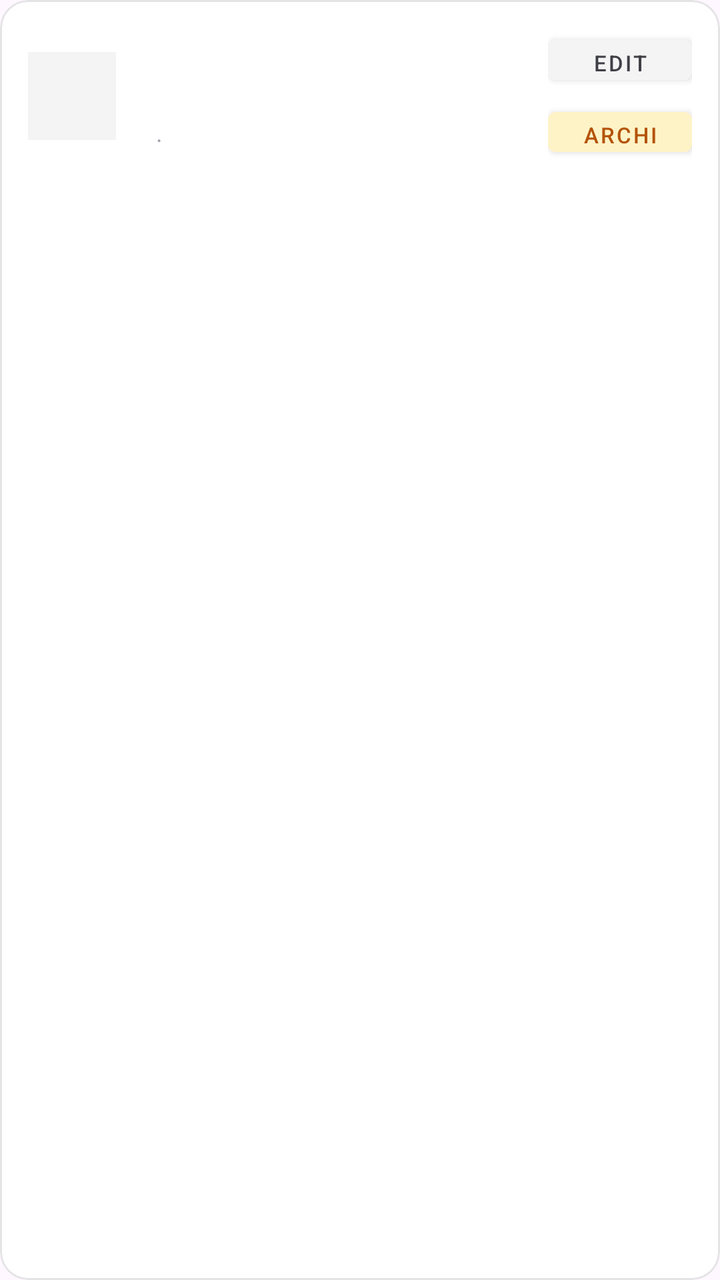
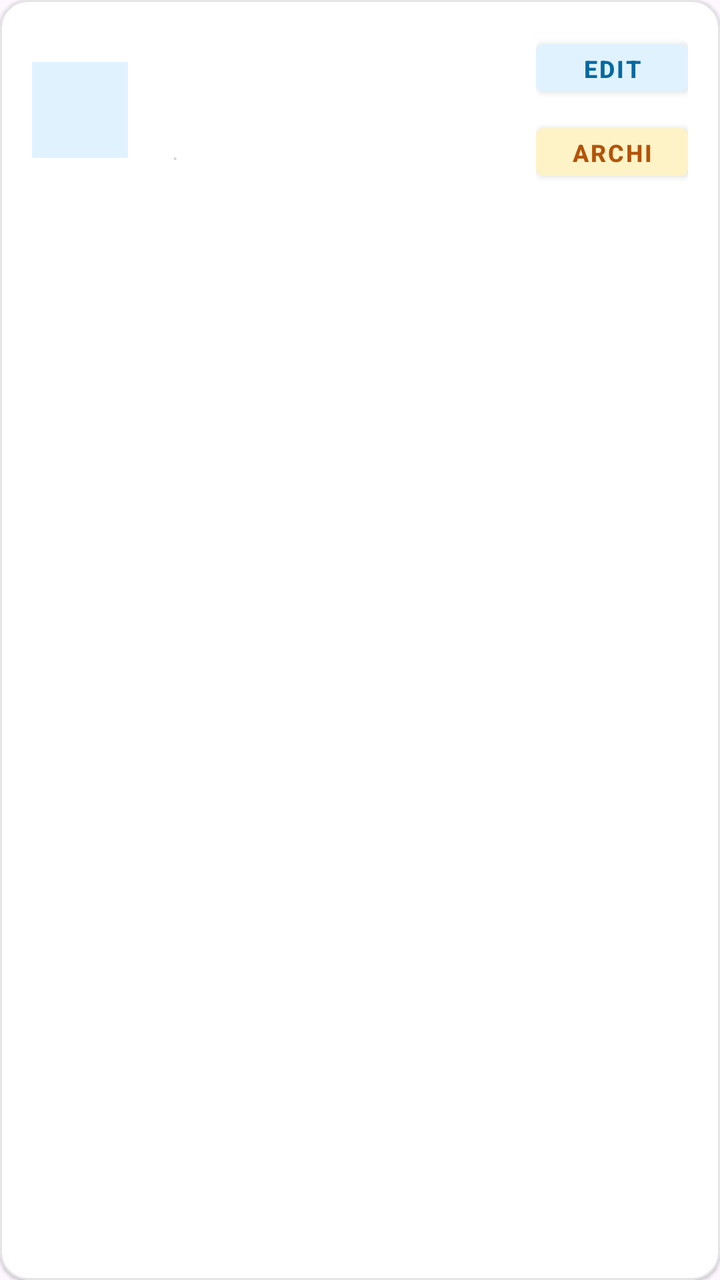

Two renders of the same Android screen: before a commit and after it. Below are the layout's source before the change and the commit's diff.
<!-- AndroidManifest.xml: application theme Theme.LoanBuddy -->
<!-- res/layout/item_debtor.xml -->
<?xml version="1.0" encoding="utf-8"?>
<com.google.android.material.card.MaterialCardView
    xmlns:android="http://schemas.android.com/apk/res/android"
    xmlns:app="http://schemas.android.com/apk/res-auto"
    android:layout_width="match_parent"
    android:layout_height="wrap_content"
    android:layout_marginHorizontal="16dp"
    android:layout_marginVertical="5dp"
    app:cardBackgroundColor="@color/bg_card"
    app:cardCornerRadius="14dp"
    app:cardElevation="0dp"
    app:strokeColor="@color/zinc_200"
    app:strokeWidth="1dp">

    <LinearLayout
        android:layout_width="match_parent"
        android:layout_height="wrap_content"
        android:gravity="center_vertical"
        android:orientation="horizontal"
        android:padding="14dp">

        
        <TextView
            android:id="@+id/avatar"
            android:layout_width="44dp"
            android:layout_height="44dp"
            android:background="@color/zinc_100"
            android:gravity="center"
            android:textColor="@color/zinc_700"
            android:textSize="14sp"
            android:textStyle="bold" />

        
        <LinearLayout
            android:layout_width="0dp"
            android:layout_height="wrap_content"
            android:layout_weight="1"
            android:layout_marginStart="12dp"
            android:orientation="vertical">

            <LinearLayout
                android:layout_width="wrap_content"
                android:layout_height="wrap_content"
                android:orientation="horizontal"
                android:gravity="center_vertical">

                <TextView
                    android:id="@+id/debtor_name"
                    android:layout_width="wrap_content"
                    android:layout_height="wrap_content"
                    android:textColor="@color/zinc_900"
                    android:textSize="15sp"
                    android:textStyle="bold" />

                <TextView
                    android:id="@+id/archived_badge"
                    android:layout_width="wrap_content"
                    android:layout_height="wrap_content"
                    android:layout_marginStart="6dp"
                    android:background="@color/zinc_100"
                    android:paddingHorizontal="6dp"
                    android:paddingVertical="2dp"
                    android:text="Archived"
                    android:textColor="@color/zinc_500"
                    android:textSize="10sp"
                    android:visibility="gone" />
            </LinearLayout>

            <TextView
                android:id="@+id/debtor_type"
                android:layout_width="wrap_content"
                android:layout_height="wrap_content"
                android:layout_marginTop="2dp"
                android:textSize="12sp"
                android:textStyle="bold" />

            <LinearLayout
                android:layout_width="wrap_content"
                android:layout_height="wrap_content"
                android:orientation="horizontal"
                android:layout_marginTop="4dp">

                <TextView
                    android:id="@+id/total_owed"
                    android:layout_width="wrap_content"
                    android:layout_height="wrap_content"
                    android:textColor="@color/rose_600"
                    android:textSize="14sp"
                    android:textStyle="bold" />

                <TextView
                    android:layout_width="wrap_content"
                    android:layout_height="wrap_content"
                    android:layout_marginStart="8dp"
                    android:textColor="@color/zinc_400"
                    android:textSize="12sp"
                    android:text="·" />

                <TextView
                    android:id="@+id/open_entries"
                    android:layout_width="wrap_content"
                    android:layout_height="wrap_content"
                    android:layout_marginStart="8dp"
                    android:textColor="@color/zinc_500"
                    android:textSize="12sp" />
            </LinearLayout>
        </LinearLayout>

        
        <LinearLayout
            android:layout_width="wrap_content"
            android:layout_height="wrap_content"
            android:orientation="vertical">

            <Button
                android:id="@+id/btn_edit"
                android:layout_width="72dp"
                android:layout_height="32dp"
                android:backgroundTint="@color/zinc_100"
                android:text="Edit"
                android:textColor="@color/zinc_700"
                android:textSize="11sp"
                style="@style/Widget.MaterialComponents.Button" />

            <Button
                android:id="@+id/btn_archive"
                android:layout_width="72dp"
                android:layout_height="32dp"
                android:layout_marginTop="4dp"
                android:backgroundTint="@color/amber_100"
                android:text="Archive"
                android:textColor="@color/amber_700"
                android:textSize="11sp"
                style="@style/Widget.MaterialComponents.Button" />
        </LinearLayout>

    </LinearLayout>
</com.google.android.material.card.MaterialCardView>
<!-- resources referenced by this layout -->
<resources>
  <color name="amber_100">#FEF3C7</color>
  <color name="amber_700">#B45309</color>
  <color name="bg_card">#FFFFFF</color>
  <color name="rose_600">#E11D48</color>
  <color name="zinc_100">#F4F4F5</color>
  <color name="zinc_200">#E4E4E7</color>
  <color name="zinc_400">#A1A1AA</color>
  <color name="zinc_500">#71717A</color>
  <color name="zinc_700">#3F3F46</color>
  <color name="zinc_900">#18181B</color>
  <style name="Theme.LoanBuddy" parent="Base.Theme.LoanBuddy" />
  <style name="Base.Theme.LoanBuddy" parent="Theme.Material3.DayNight.NoActionBar">
          
          
      </style>
</resources>

<!-- the commit's change to res/layout/item_debtor.xml (unified diff, before → after) -->
@@ -5,10 +5,10 @@
     android:layout_width="match_parent"
     android:layout_height="wrap_content"
     android:layout_marginHorizontal="16dp"
-    android:layout_marginVertical="5dp"
+    android:layout_marginVertical="8dp"
     app:cardBackgroundColor="@color/bg_card"
     app:cardCornerRadius="14dp"
-    app:cardElevation="0dp"
+    app:cardElevation="1dp"
     app:strokeColor="@color/zinc_200"
     app:strokeWidth="1dp">
 
@@ -17,17 +17,17 @@
         android:layout_height="wrap_content"
         android:gravity="center_vertical"
         android:orientation="horizontal"
-        android:padding="14dp">
+        android:padding="16dp">
 
         
         <TextView
             android:id="@+id/avatar"
-            android:layout_width="44dp"
-            android:layout_height="44dp"
-            android:background="@color/zinc_100"
+            android:layout_width="48dp"
+            android:layout_height="48dp"
+            android:background="@color/sky_100"
             android:gravity="center"
-            android:textColor="@color/zinc_700"
-            android:textSize="14sp"
+            android:textColor="@color/sky_700"
+            android:textSize="18sp"
             android:textStyle="bold" />
 
         
@@ -35,34 +35,38 @@
             android:layout_width="0dp"
             android:layout_height="wrap_content"
             android:layout_weight="1"
-            android:layout_marginStart="12dp"
+            android:layout_marginStart="14dp"
             android:orientation="vertical">
 
             <LinearLayout
-                android:layout_width="wrap_content"
+                android:layout_width="match_parent"
                 android:layout_height="wrap_content"
                 android:orientation="horizontal"
                 android:gravity="center_vertical">
 
                 <TextView
                     android:id="@+id/debtor_name"
-                    android:layout_width="wrap_content"
+                    android:layout_width="0dp"
                     android:layout_height="wrap_content"
+                    android:layout_weight="1"
                     android:textColor="@color/zinc_900"
-                    android:textSize="15sp"
-                    android:textStyle="bold" />
+                    android:textSize="16sp"
+                    android:textStyle="bold"
+                    android:maxLines="1"
+                    android:ellipsize="end" />
 
                 <TextView
                     android:id="@+id/archived_badge"
                     android:layout_width="wrap_content"
                     android:layout_height="wrap_content"
-                    android:layout_marginStart="6dp"
+                    android:layout_marginStart="8dp"
                     android:background="@color/zinc_100"
-                    android:paddingHorizontal="6dp"
-                    android:paddingVertical="2dp"
+                    android:paddingHorizontal="8dp"
+                    android:paddingVertical="3dp"
                     android:text="Archived"
-                    android:textColor="@color/zinc_500"
+                    android:textColor="@color/zinc_600"
                     android:textSize="10sp"
+                    android:textStyle="bold"
                     android:visibility="gone" />
             </LinearLayout>
 
@@ -70,15 +74,17 @@
                 android:id="@+id/debtor_type"
                 android:layout_width="wrap_content"
                 android:layout_height="wrap_content"
-                android:layout_marginTop="2dp"
+                android:layout_marginTop="4dp"
                 android:textSize="12sp"
-                android:textStyle="bold" />
+                android:textStyle="bold"
+                android:textColor="@color/zinc_600" />
 
             <LinearLayout
                 android:layout_width="wrap_content"
                 android:layout_height="wrap_content"
                 android:orientation="horizontal"
-                android:layout_marginTop="4dp">
+                android:layout_marginTop="6dp"
+                android:gravity="center_vertical">
 
                 <TextView
                     android:id="@+id/total_owed"
@@ -91,8 +97,8 @@
                 <TextView
                     android:layout_width="wrap_content"
                     android:layout_height="wrap_content"
-                    android:layout_marginStart="8dp"
-                    android:textColor="@color/zinc_400"
+                    android:layout_marginHorizontal="8dp"
+                    android:textColor="@color/zinc_300"
                     android:textSize="12sp"
                     android:text="·" />
 
@@ -100,7 +106,6 @@
                     android:id="@+id/open_entries"
                     android:layout_width="wrap_content"
                     android:layout_height="wrap_content"
-                    android:layout_marginStart="8dp"
                     android:textColor="@color/zinc_500"
                     android:textSize="12sp" />
             </LinearLayout>
@@ -110,27 +115,31 @@
         <LinearLayout
             android:layout_width="wrap_content"
             android:layout_height="wrap_content"
-            android:orientation="vertical">
+            android:orientation="vertical"
+            android:layout_marginStart="12dp"
+            android:gravity="end">
 
             <Button
                 android:id="@+id/btn_edit"
-                android:layout_width="72dp"
-                android:layout_height="32dp"
-                android:backgroundTint="@color/zinc_100"
+                android:layout_width="76dp"
+                android:layout_height="36dp"
+                android:backgroundTint="@color/sky_100"
                 android:text="Edit"
-                android:textColor="@color/zinc_700"
-                android:textSize="11sp"
+                android:textColor="@color/sky_700"
+                android:textSize="12sp"
+                android:textStyle="bold"
                 style="@style/Widget.MaterialComponents.Button" />
 
             <Button
                 android:id="@+id/btn_archive"
-                android:layout_width="72dp"
-                android:layout_height="32dp"
-                android:layout_marginTop="4dp"
+                android:layout_width="76dp"
+                android:layout_height="36dp"
+                android:layout_marginTop="6dp"
                 android:backgroundTint="@color/amber_100"
                 android:text="Archive"
                 android:textColor="@color/amber_700"
-                android:textSize="11sp"
+                android:textSize="12sp"
+                android:textStyle="bold"
                 style="@style/Widget.MaterialComponents.Button" />
         </LinearLayout>
 
<!-- resource entries referenced after the edit -->
@@ -4,11 +4,13 @@
   <color name="amber_700">#B45309</color>
   <color name="bg_card">#FFFFFF</color>
   <color name="rose_600">#E11D48</color>
+  <color name="sky_100">#E0F2FE</color>
+  <color name="sky_700">#0369A1</color>
   <color name="zinc_100">#F4F4F5</color>
   <color name="zinc_200">#E4E4E7</color>
-  <color name="zinc_400">#A1A1AA</color>
+  <color name="zinc_300">#D4D4D8</color>
   <color name="zinc_500">#71717A</color>
-  <color name="zinc_700">#3F3F46</color>
+  <color name="zinc_600">#52525B</color>
   <color name="zinc_900">#18181B</color>
   <style name="Theme.LoanBuddy" parent="Base.Theme.LoanBuddy" />
   <style name="Base.Theme.LoanBuddy" parent="Theme.Material3.DayNight.NoActionBar">
